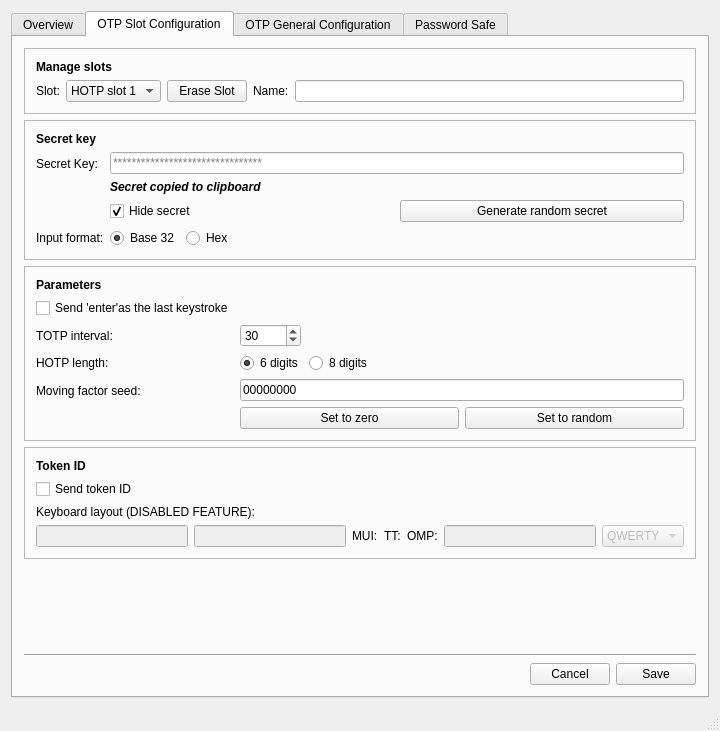
First picture: the form in mainwindow.ui, repository Nitrokey/nitrokey-app, before the edit.
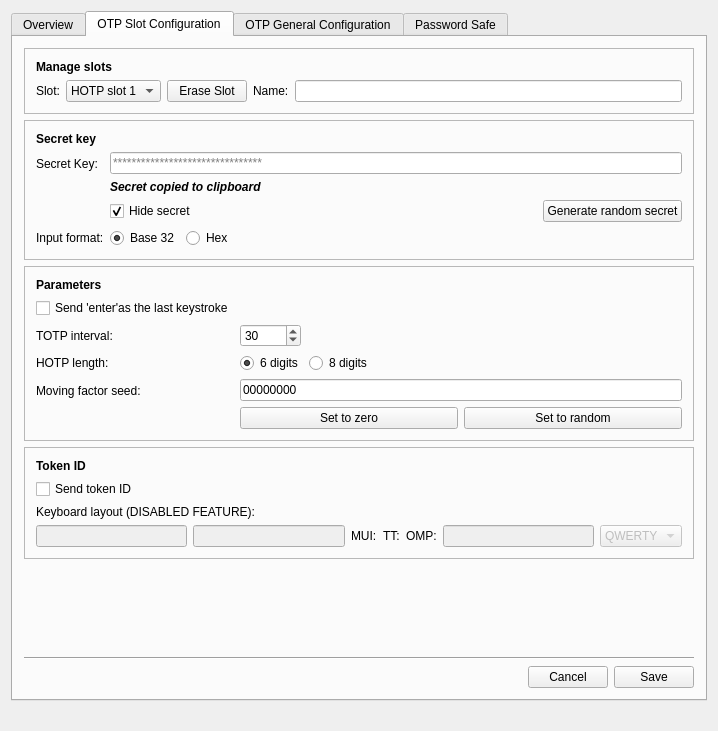
Second picture: the form after the edit. Icons and pictures are not drawn.

Diff of the .ui file:
```diff
--- a/mainwindow.ui
+++ b/mainwindow.ui
@@ -6,7 +6,7 @@
    <rect>
     <x>0</x>
     <y>0</y>
-    <width>720</width>
+    <width>718</width>
     <height>731</height>
    </rect>
   </property>
@@ -394,6 +394,19 @@
                    </property>
                   </widget>
                  </item>
+                 <item>
+                  <spacer name="horizontalSpacer_13">
+                   <property name="orientation">
+                    <enum>Qt::Horizontal</enum>
+                   </property>
+                   <property name="sizeHint" stdset="0">
+                    <size>
+                     <width>40</width>
+                     <height>20</height>
+                    </size>
+                   </property>
+                  </spacer>
+                 </item>
                  <item>
                   <widget class="QPushButton" name="randomSecretButton">
                    <property name="toolTip">
@@ -1356,7 +1369,11 @@
     </item>
    </layout>
   </widget>
-  <widget class="QStatusBar" name="statusBar"/>
+  <widget class="QStatusBar" name="statusBar">
+   <property name="sizeGripEnabled">
+    <bool>false</bool>
+   </property>
+  </widget>
  </widget>
  <layoutdefault spacing="6" margin="11"/>
  <tabstops>
```
